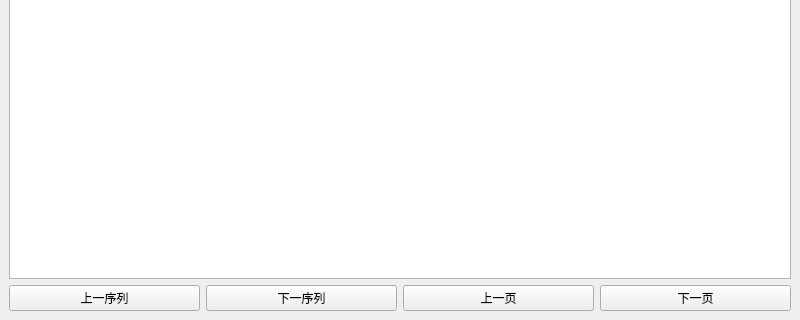
Above: GUI.ui from Yugnaynehc/ODBAnnotator before the change; both pictures show x 0 to 800 and y 280 to 600 of the 800 by 600 pixel window. Below: the same form after it.
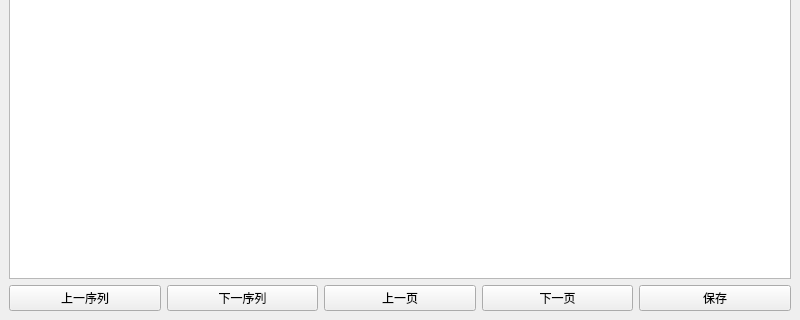
That is the form after the change.

Commit message: almost complete

Diff of the .ui file:
```diff
--- a/GUI.ui
+++ b/GUI.ui
@@ -45,6 +45,13 @@
         </property>
        </widget>
       </item>
+      <item>
+       <widget class="QPushButton" name="saveButton">
+        <property name="text">
+         <string>保存</string>
+        </property>
+       </widget>
+      </item>
      </layout>
     </item>
     <item row="0" column="0">
```
The commit also changes 1 other file.
